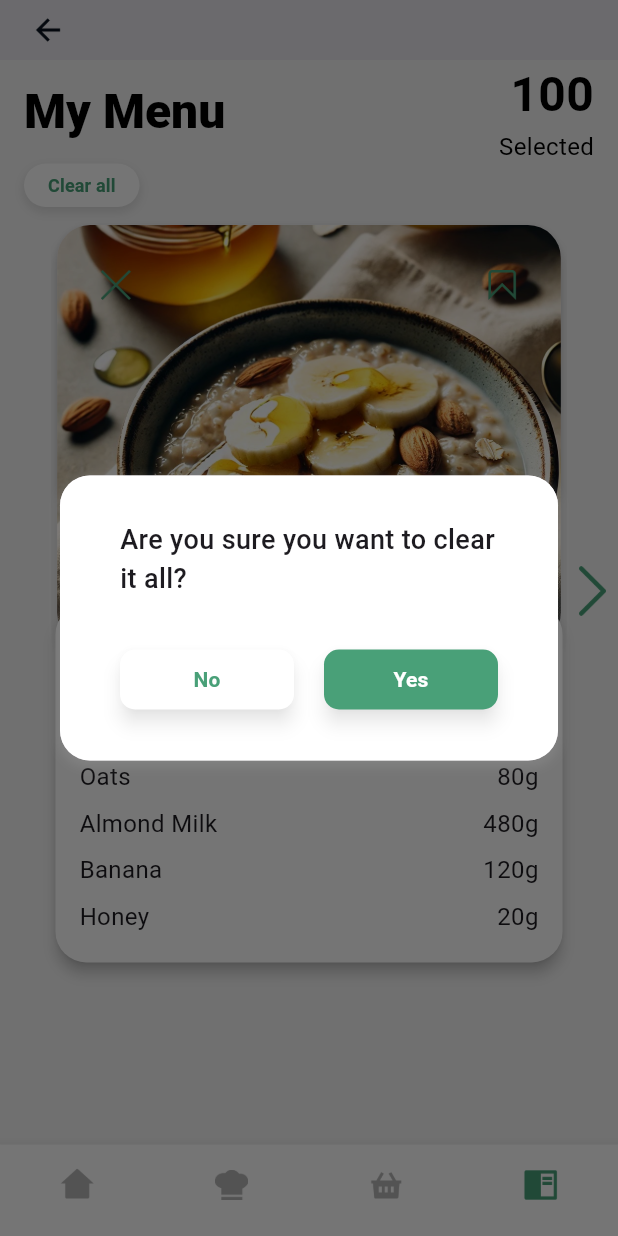
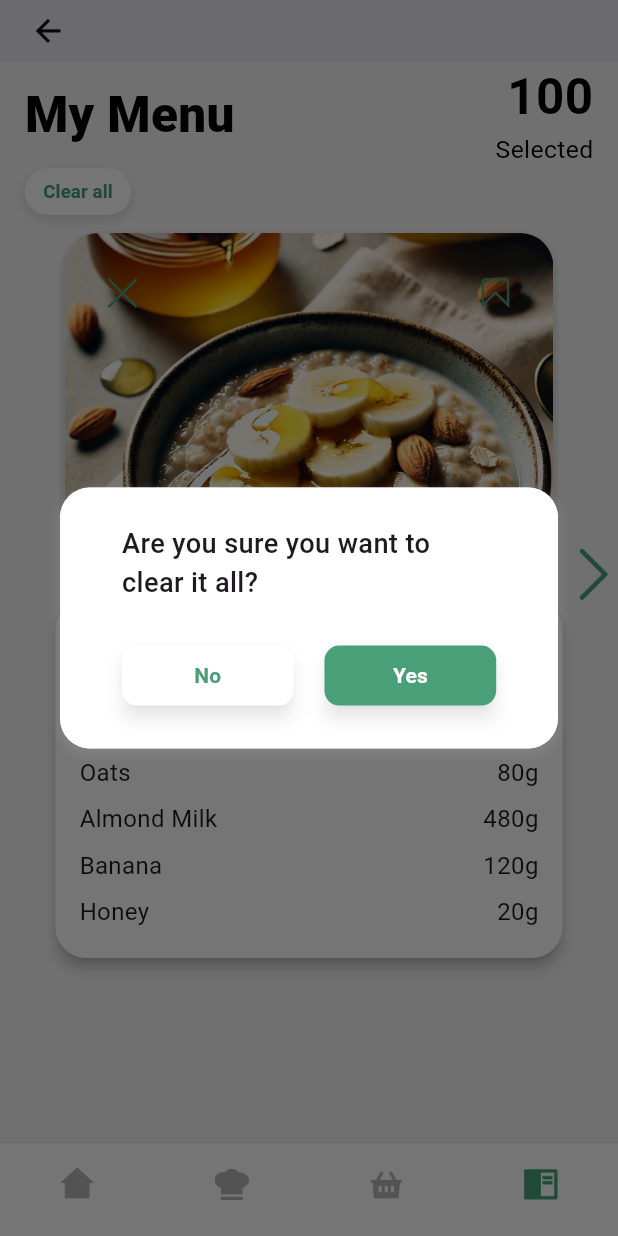
Before and after one commit to aadityayadav17/binarybandits, a Flutter app: the WeeklyMenuScreen screen opened directly, scrolled down 150 dp, after a tap on "Clear all", on a phone screen of 412 x 824 dp. Run offline on Flutter 3.47's test engine with Material 3 defaults, Android fonts, the phone set to English and light mode, and no system bars; our stand-ins replace country_code_picker, dropdown_button2, firebase_core, google_fonts; accounts and stored records are empty.

Commit message:
Screen Height (18/n) - Weekly Menu 1

```diff
--- a/lib/screens/weekly_menu_screen/weekly_menu_screen.dart
+++ b/lib/screens/weekly_menu_screen/weekly_menu_screen.dart
@@ -21,12 +21,12 @@ class _WeeklyMenuScreenState extends State<WeeklyMenuScreen> {
   final ScrollController _scrollController = ScrollController();
   late List<Recipe> _recipes = [];
   late List<bool> _savedRecipes;
-  bool _isLoading = true; // Flag to indicate loading state
+  bool _isLoading = true;
 
   @override
   void initState() {
     super.initState();
-    _currentIndex = 0; // Start with the first recipe
+    _currentIndex = 0;
     _loadRecipes();
   }
 
@@ -37,7 +37,7 @@ class _WeeklyMenuScreenState extends State<WeeklyMenuScreen> {
     setState(() {
       _recipes = data.map((json) => Recipe.fromJson(json)).toList();
       _savedRecipes = List.generate(_recipes.length, (index) => false);
-      _isLoading = false; // Loading complete
+      _isLoading = false;
     });
   }
 
@@ -69,7 +69,6 @@ class _WeeklyMenuScreenState extends State<WeeklyMenuScreen> {
   void _clearAllRecipes() {
     setState(() {
       _recipes.clear();
-      // Redirect to NoWeeklyMenuScreen once the recipes are cleared
       Navigator.of(context).pushReplacement(
         MaterialPageRoute(builder: (context) => NoWeeklyMenuScreen()),
       );
@@ -82,101 +81,95 @@ class _WeeklyMenuScreenState extends State<WeeklyMenuScreen> {
       builder: (BuildContext context) {
         return Dialog(
           shape: RoundedRectangleBorder(
-            borderRadius:
-                BorderRadius.circular(20), // Rounded corners for the dialog
+            borderRadius: BorderRadius.circular(20),
           ),
           child: Container(
             decoration: BoxDecoration(
-              color: Colors.white, // Set background color to white
-              borderRadius: BorderRadius.circular(20), // Ensure rounded corners
+              color: Colors.white,
+              borderRadius: BorderRadius.circular(20),
               boxShadow: [
                 BoxShadow(
-                  color: Colors.grey.withOpacity(0.3), // Shadow around the box
+                  color: Colors.grey.withOpacity(0.3),
                   spreadRadius: 1,
                   blurRadius: 5,
-                  offset: const Offset(0, 3), // Shadow position
+                  offset: const Offset(0, 3),
                 ),
               ],
             ),
-            padding: const EdgeInsets.symmetric(
-                horizontal: 40,
-                vertical: 30), // Increased padding for inner content
+            padding: EdgeInsets.symmetric(
+                horizontal: MediaQuery.of(context).size.width * 0.1,
+                vertical: MediaQuery.of(context).size.height * 0.03),
             child: Column(
               mainAxisSize: MainAxisSize.min,
               children: [
                 Align(
-                  alignment: Alignment.centerLeft, // Align text to the left
+                  alignment: Alignment.centerLeft,
                   child: Text(
                     "Are you sure you want to clear it all?",
                     style: GoogleFonts.robotoFlex(
-                      textStyle: const TextStyle(
-                        fontSize: 18,
+                      textStyle: TextStyle(
+                        fontSize: MediaQuery.of(context).size.height * 0.022,
                         fontWeight: FontWeight.w500,
                       ),
                     ),
-                    textAlign: TextAlign.left, // Left justify the text
+                    textAlign: TextAlign.left,
                   ),
                 ),
-                const SizedBox(height: 30), // Increased space below the text
+                SizedBox(height: MediaQuery.of(context).size.height * 0.03),
                 Row(
                   mainAxisAlignment: MainAxisAlignment.spaceEvenly,
                   children: [
                     Expanded(
                       child: ElevatedButton(
                         onPressed: () {
-                          Navigator.of(context).pop(); // Close the dialog
+                          Navigator.of(context).pop();
                         },
                         style: ElevatedButton.styleFrom(
-                          padding: const EdgeInsets.symmetric(
+                          padding: EdgeInsets.symmetric(
                               vertical:
-                                  5), // Increased padding inside the button
-                          backgroundColor:
-                              Colors.white, // White background for "No" button
+                                  MediaQuery.of(context).size.height * 0.01),
+                          backgroundColor: Colors.white,
                           shape: RoundedRectangleBorder(
-                            borderRadius:
-                                BorderRadius.circular(10), // Rounded corners
+                            borderRadius: BorderRadius.circular(10),
                           ),
-                          elevation: 5, // Apply shadow similar to "Apply All"
+                          elevation: 5,
                           shadowColor: Colors.grey.withOpacity(0.3),
                         ),
                         child: Text(
                           'No',
                           style: GoogleFonts.robotoFlex(
-                            textStyle: const TextStyle(
-                              color:
-                                  Color.fromRGBO(73, 160, 120, 1), // Green text
+                            textStyle: TextStyle(
+                              color: Color.fromRGBO(73, 160, 120, 1),
                               fontWeight: FontWeight.bold,
                             ),
                           ),
                         ),
                       ),
                     ),
-                    const SizedBox(
-                        width: 20), // Increased space between buttons
+                    SizedBox(width: MediaQuery.of(context).size.width * 0.05),
                     Expanded(
                       child: ElevatedButton(
                         onPressed: () {
-                          _clearAllRecipes(); // Perform action to clear all recipes
-                          Navigator.of(context).pop(); // Close the dialog
+                          _clearAllRecipes();
+                          Navigator.of(context).pop();
                         },
                         style: ElevatedButton.styleFrom(
-                          padding: const EdgeInsets.symmetric(
+                          padding: EdgeInsets.symmetric(
                               vertical:
-                                  5), // Increased padding inside the button
-                          backgroundColor: const Color.fromRGBO(73, 160, 120,
-                              1), // Green background for "Yes" button
+                                  MediaQuery.of(context).size.height * 0.01),
+                          backgroundColor:
+                              const Color.fromRGBO(73, 160, 120, 1),
                           shape: RoundedRectangleBorder(
-                            borderRadius:
-                                BorderRadius.circular(10), // Rounded corners
+                            borderRadius: BorderRadius.circular(10),
                           ),
-                          elevation: 5, // Apply shadow similar to "Next"
+                          elevation: 5,
                           shadowColor: Colors.grey.withOpacity(0.3),
                         ),
                         child: Text(
                           'Yes',
                           style: GoogleFonts.robotoFlex(
                             textStyle: const TextStyle(
-                              color: Colors.white, // White text
+                              color: Colors.white,
                               fontWeight: FontWeight.bold,
                             ),
                           ),
@@ -197,22 +190,20 @@ class _WeeklyMenuScreenState extends State<WeeklyMenuScreen> {
   Widget build(BuildContext context) {
     final screenHeight = MediaQuery.of(context).size.height;
     final screenWidth = MediaQuery.of(context).size.width;
-    final cardTopPosition = screenHeight * 0.35; // Top position for the card
-    final cardHeight = screenHeight * 0.3; // Height for the card
+    final cardTopPosition = screenHeight * 0.35;
+    final cardHeight = screenHeight * 0.3;
 
-    // Show loading indicator while recipes are being loaded
     if (_isLoading) {
       return const Center(child: CircularProgressIndicator());
     }
 
-    // Check if the recipes list is empty after loading is complete
     if (_recipes.isEmpty) {
       WidgetsBinding.instance.addPostFrameCallback((_) {
         Navigator.of(context).pushReplacement(
           MaterialPageRoute(builder: (context) => NoWeeklyMenuScreen()),
         );
       });
-      return Container(); // Return an empty container while redirecting
+      return Container();
     }
 
     return Scaffold(
@@ -220,15 +211,15 @@ class _WeeklyMenuScreenState extends State<WeeklyMenuScreen> {
       appBar: AppBar(
         backgroundColor: const Color.fromRGBO(245, 245, 245, 1),
         elevation: 0,
-        toolbarHeight: 40, // Reduced from 60
+        toolbarHeight: screenHeight * 0.05,
         automaticallyImplyLeading: false,
         leading: Padding(
-          padding: const EdgeInsets.only(left: 8.0),
+          padding: EdgeInsets.only(left: screenWidth * 0.02),
           child: IconButton(
             icon: Image.asset(
               'assets/icons/screens/common/back-key.png',
-              width: 24,
-              height: 24,
+              width: screenWidth * 0.06,
+              height: screenWidth * 0.06,
             ),
             onPressed: () {
               Navigator.pop(context);
@@ -237,34 +228,27 @@ class _WeeklyMenuScreenState extends State<WeeklyMenuScreen> {
         ),
       ),
       body: SizedBox(
-        height: screenHeight - 40, // Adjusted for the new AppBar height
+        height: screenHeight - screenHeight * 0.05,
         child: Stack(
           children: [
             Column(
               children: [
                 Padding(
-                  padding: const EdgeInsets.symmetric(horizontal: 16.0),
+                  padding: EdgeInsets.symmetric(horizontal: screenWidth * 0.04),
                   child: Column(
                     children: [
                       Row(
                         mainAxisAlignment: MainAxisAlignment.spaceBetween,
                         children: [
-                          Column(
-                            crossAxisAlignment: CrossAxisAlignment.start,
-                            children: [
                           Text(
                             "My Menu",
                             style: GoogleFonts.robotoFlex(
-                                  textStyle: const TextStyle(
+                              textStyle: TextStyle(
                                 color: Colors.black,
                                 fontWeight: FontWeight.w900,
-                                    fontSize: 32,
-                                    letterSpacing: 0,
-                                    height: 0.9,
+                                fontSize: screenHeight * 0.04,
                               ),
                             ),
-                              ),
-                            ],
                           ),
                           Column(
                             crossAxisAlignment: CrossAxisAlignment.end,
@@ -272,9 +256,9 @@ class _WeeklyMenuScreenState extends State<WeeklyMenuScreen> {
                               Text(
                                 '${_recipes.length}',
                                 style: GoogleFonts.robotoFlex(
-                                  textStyle: const TextStyle(
+                                  textStyle: TextStyle(
                                     color: Colors.black,
-                                    fontSize: 32,
+                                    fontSize: screenHeight * 0.04,
                                     fontWeight: FontWeight.w700,
                                   ),
                                 ),
@@ -282,9 +266,9 @@ class _WeeklyMenuScreenState extends State<WeeklyMenuScreen> {
                               Text(
                                 "Selected",
                                 style: GoogleFonts.robotoFlex(
-                                  textStyle: const TextStyle(
+                                  textStyle: TextStyle(
                                     color: Colors.black,
-                                    fontSize: 16,
+                                    fontSize: screenHeight * 0.02,
                                   ),
                                 ),
                               ),
@@ -292,7 +276,6 @@ class _WeeklyMenuScreenState extends State<WeeklyMenuScreen> {
                           ),
                         ],
                       ),
-                      const SizedBox.shrink(),
                       Align(
                         alignment: Alignment.centerLeft,
                         child: Container(
@@ -308,12 +291,12 @@ class _WeeklyMenuScreenState extends State<WeeklyMenuScreen> {
                               ),
                             ],
                           ),
-                          padding: const EdgeInsets.symmetric(
-                              horizontal: 16, vertical: 6),
+                          padding: EdgeInsets.symmetric(
+                              horizontal: screenWidth * 0.03,
+                              vertical: screenHeight * 0.008),
                           child: TextButton(
                             onPressed: () {
-                              _showClearAllDialog(
-                                  context); // Show confirmation dialog
+                              _showClearAllDialog(context);
                             },
                             style: TextButton.styleFrom(
                               padding: EdgeInsets.zero,
@@ -323,9 +306,9 @@ class _WeeklyMenuScreenState extends State<WeeklyMenuScreen> {
                             child: Text(
                               'Clear all',
                               style: GoogleFonts.robotoFlex(
-                                textStyle: const TextStyle(
+                                textStyle: TextStyle(
                                   color: Color.fromRGBO(73, 160, 120, 1),
-                                  fontSize: 12,
+                                  fontSize: screenHeight * 0.015,
                                   fontWeight: FontWeight.bold,
                                 ),
                               ),
@@ -337,7 +320,6 @@ class _WeeklyMenuScreenState extends State<WeeklyMenuScreen> {
                     ],
                   ),
                 ),
-                // Recipe Card
                 Stack(
                   children: [
                     RecipeCardStack(
@@ -350,7 +332,7 @@ class _WeeklyMenuScreenState extends State<WeeklyMenuScreen> {
                         });
                       },
                       onRemove: () => _removeRecipe(_currentIndex),
-                      screenWidth: screenWidth - 30,
+                      screenWidth: screenWidth * 0.9,
                       cardTopPosition: cardTopPosition,
                       cardHeight: cardHeight,
                       scrollController: _scrollController,
@@ -362,33 +344,33 @@ class _WeeklyMenuScreenState extends State<WeeklyMenuScreen> {
             RecipeInformationCard(
               key: ValueKey(_recipes[_currentIndex].id),
               recipe: _recipes[_currentIndex],
-              topPosition: cardTopPosition + 70,
+              topPosition: cardTopPosition + screenHeight * 0.08,
               cardHeight: cardHeight,
               scrollController: _scrollController,
               screenWidth: screenWidth,
             ),
             if (_currentIndex > 0)
               Positioned(
-                left: -15,
-                top: (screenHeight - 180) / 2,
+                left: -screenWidth * 0.04,
+                top: (screenHeight - screenHeight * 0.25) / 2,
                 child: IconButton(
                   icon: Image.asset(
                     'assets/icons/screens/weekly_menu_screen/left.png',
-                    width: 48,
-                    height: 48,
+                    width: screenWidth * 0.12,
+                    height: screenWidth * 0.12,
                   ),
                   onPressed: _previousRecipe,
                 ),
               ),
             if (_currentIndex < _recipes.length - 1)
               Positioned(
-                right: -15,
-                top: (screenHeight - 180) / 2,
+                right: -screenWidth * 0.04,
+                top: (screenHeight - screenHeight * 0.25) / 2,
                 child: IconButton(
                   icon: Image.asset(
                     'assets/icons/screens/weekly_menu_screen/right.png',
-                    width: 48,
-                    height: 48,
+                    width: screenWidth * 0.12,
+                    height: screenWidth * 0.12,
                   ),
                   onPressed: _nextRecipe,
                 ),
@@ -432,32 +414,32 @@ class _WeeklyMenuScreenState extends State<WeeklyMenuScreen> {
           BottomNavigationBarItem(
             icon: Image.asset(
               'assets/icons/bottom_navigation/home-off.png',
-              width: 24,
-              height: 24,
+              width: screenWidth * 0.06,
+              height: screenWidth * 0.06,
             ),
             label: '',
           ),
           BottomNavigationBarItem(
             icon: Image.asset(
               'assets/icons/bottom_navigation/discover-recipe-off.png',
-              width: 22,
-              height: 22,
+              width: screenWidth * 0.055,
+              height: screenWidth * 0.055,
             ),
             label: '',
           ),
           BottomNavigationBarItem(
             icon: Image.asset(
               'assets/icons/bottom_navigation/grocery-list-off.png',
-              width: 24,
-              height: 24,
+              width: screenWidth * 0.06,
+              height: screenWidth * 0.06,
             ),
             label: '',
           ),
           BottomNavigationBarItem(
             icon: Image.asset(
               'assets/icons/bottom_navigation/weekly-menu-on.png',
-              width: 26,
-              height: 26,
+              width: screenWidth * 0.065,
+              height: screenWidth * 0.065,
             ),
             label: '',
           ),
```
Lines whose indentation alone changed are shown as unchanged.
